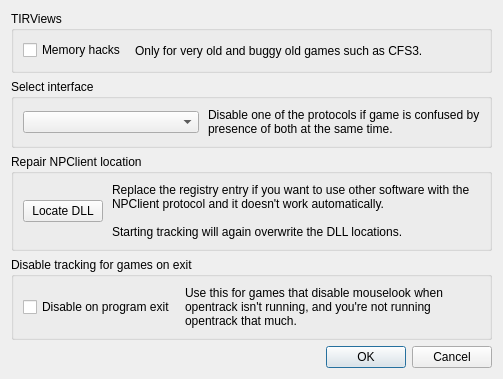
opentrack/opentrack, file proto-ft/ftnoir_ftcontrols.ui: the form before one commit.
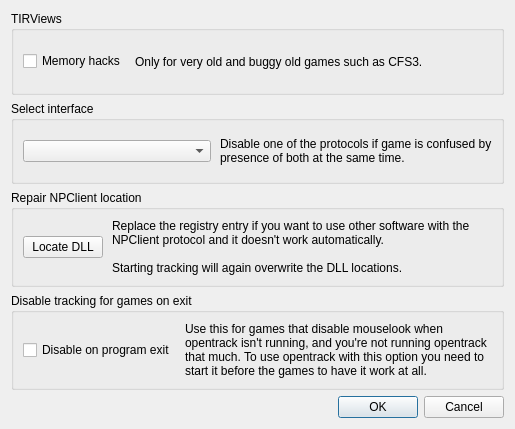
The form after the commit. Icons and pictures are not drawn.

Commit message:
proto/ft: comment how to make "clear registry key on exit" work at all
Issue: #332

The edit to the form file:
```diff
--- a/proto-ft/ftnoir_ftcontrols.ui
+++ b/proto-ft/ftnoir_ftcontrols.ui
@@ -12,8 +12,8 @@
    <rect>
     <x>0</x>
     <y>0</y>
-    <width>503</width>
-    <height>379</height>
+    <width>515</width>
+    <height>429</height>
    </rect>
   </property>
   <property name="sizePolicy">
@@ -219,7 +219,7 @@
       <item>
        <widget class="QLabel" name="label">
         <property name="text">
-         <string>Use this for games that disable mouselook when opentrack isn't running, and you're not running opentrack that much.</string>
+         <string>Use this for games that disable mouselook when opentrack isn't running, and you're not running opentrack that much. To use opentrack with this option you need to start it before the games to have it work at all.</string>
         </property>
         <property name="wordWrap">
          <bool>true</bool>
```
